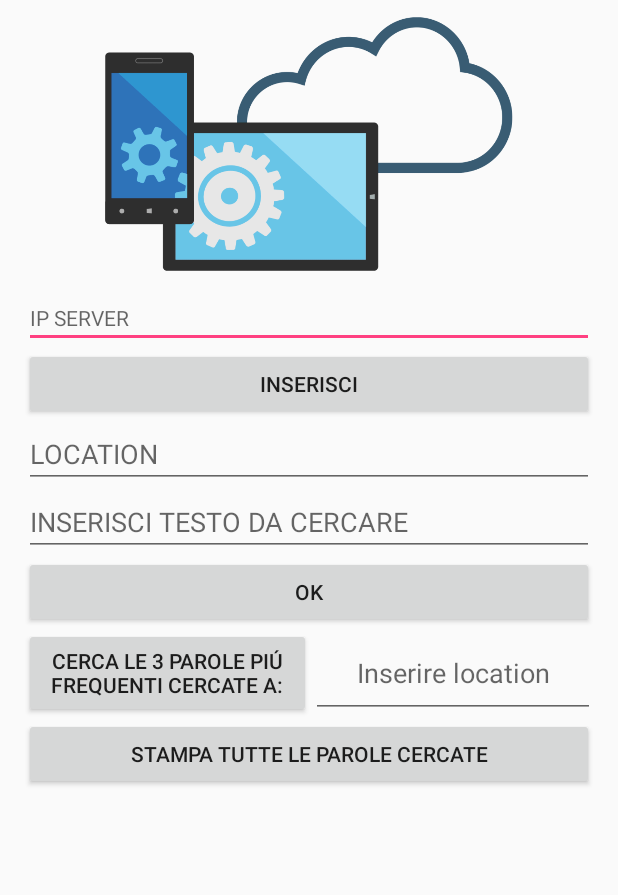
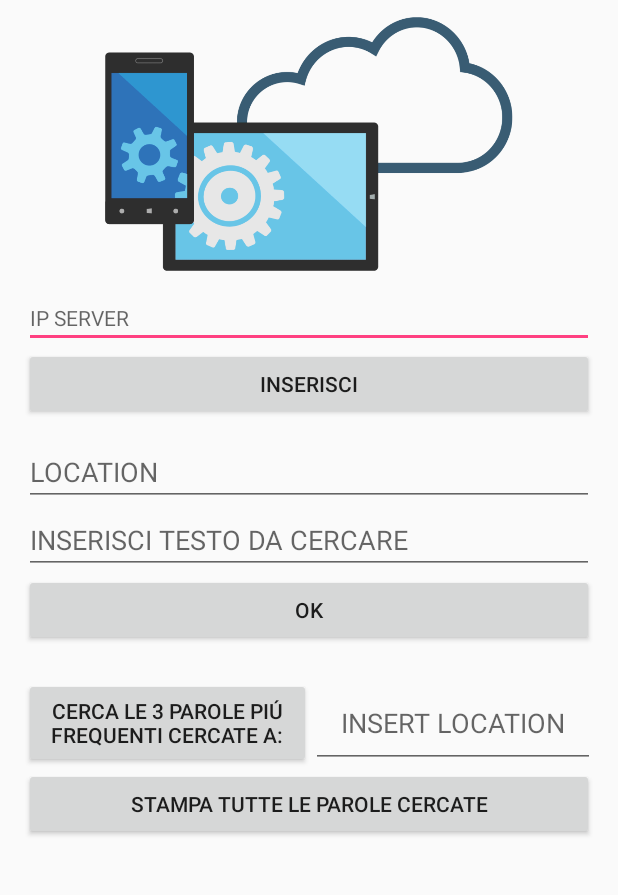
Before and after one commit to SaMariani/PCAD_Progetto, an Android app: the screen it shows after launch (LoginActivity), on a phone screen of 412 x 824 dp, the part 105-1000 px from its top. Run offline under Robolectric (Android 15) with nearby library versions, the phone set to English and light mode, and no system bars.

Commit message:
sistemato layout loginActivity

```diff
--- a/app/src/main/res/layout/activity_login.xml
+++ b/app/src/main/res/layout/activity_login.xml
@@ -44,6 +44,11 @@
         android:text="@string/inserisci"
         />
 
+    <LinearLayout
+        android:layout_width="match_parent"
+        android:layout_height="12dp"
+        android:orientation="horizontal"></LinearLayout>
+
     <EditText
         android:id="@+id/loginText"
         android:layout_width="match_parent"
@@ -68,6 +73,11 @@
         android:onClick="doResearch"
         android:text="@string/ok" />
 
+    <LinearLayout
+        android:layout_width="match_parent"
+        android:layout_height="21dp"
+        android:orientation="horizontal"></LinearLayout>
+
     <TableRow
         android:layout_width="match_parent"
         android:layout_height="60dp">
@@ -91,8 +101,7 @@
             android:hint="@string/inserire_location_da_cercare"
             android:inputType="textPersonName"
             android:minWidth="88dip"
-            android:minHeight="48dip"
-            android:autofillHints="" />
+            android:minHeight="48dip" />
 
     </TableRow>
 
--- a/app/src/main/res/values/strings.xml
+++ b/app/src/main/res/values/strings.xml
@@ -11,7 +11,7 @@
     <string name="title_activity_login">LoginActivity</string>
     <string name="inserire_cognome">Inserire cognome</string>
     <string name="inserire_nome">Inserire nome</string>
-    <string name="inserire_location_da_cercare">Inserire location</string>
+    <string name="inserire_location_da_cercare">INSERT LOCATION</string>
     <string name="title_activity_main">MainActivity</string>
     <string name="benvenuti">Benvenuti!</string>
     <string name="start">START</string>
```
